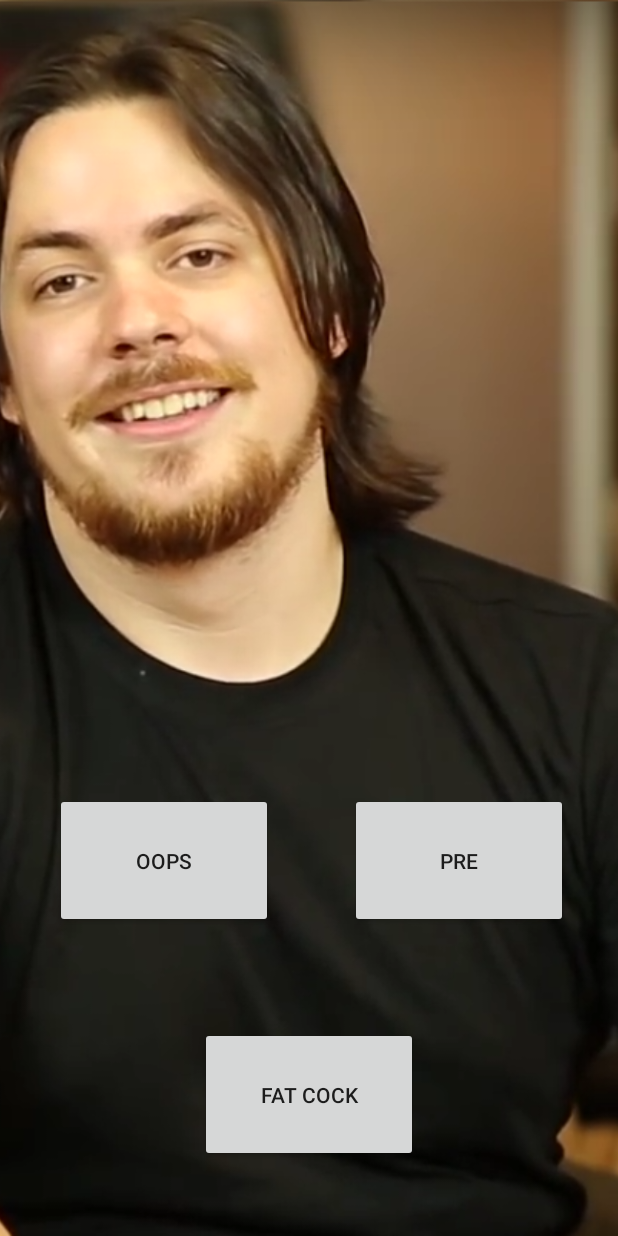
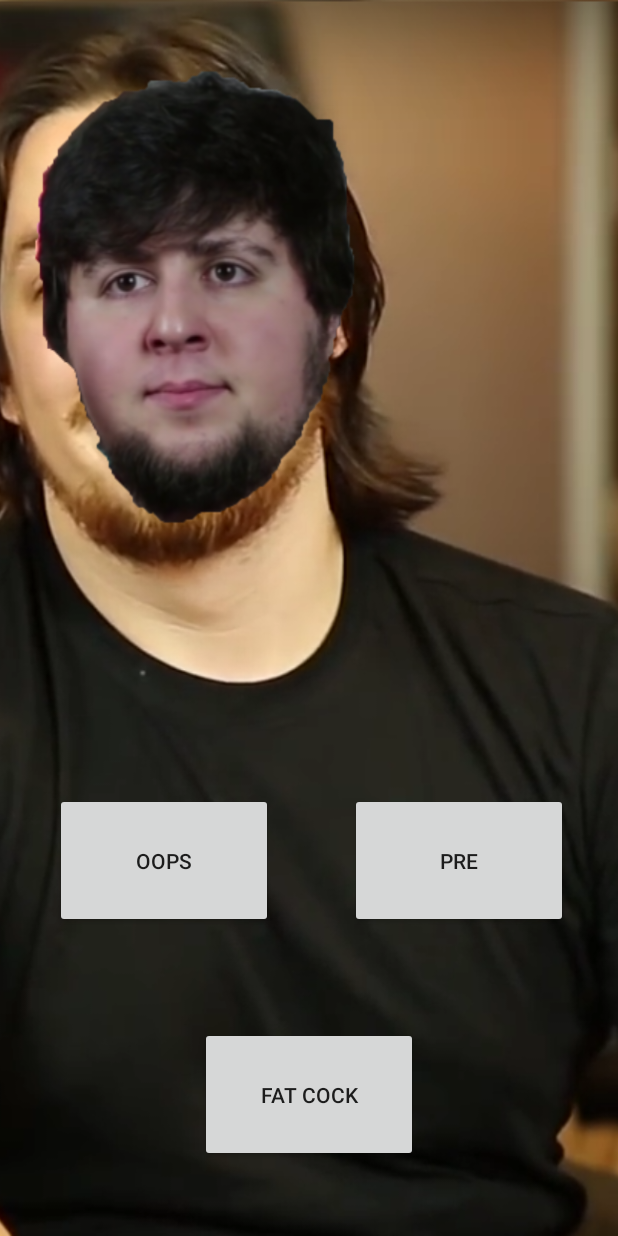
Before and after one commit to runninsavvy/OOPS, an Android app: the layout activity_main.xml on its own in the app's theme, with its tools: preview values and no code run, on a phone screen of 412 x 824 dp. Run offline under Robolectric (Android 15) with nearby library versions, the phone set to English and light mode, and no system bars.

Commit message:
Changed Icon

```diff
--- a/app/src/main/java/arin/oops/MainActivity.java
+++ b/app/src/main/java/arin/oops/MainActivity.java
@@ -30,6 +30,7 @@ public class MainActivity extends AppCompatActivity {
         fatplayer = MediaPlayer.create(MainActivity.this, R.raw.fat);
         jonplayer = MediaPlayer.create(MainActivity.this, R.raw.jon);
         jon = (ImageView) findViewById(R.id.imageView);
+        jon.setVisibility(View.INVISIBLE);
         addListenerOnButton();
         /*Thread jonDetector = new Thread() {
             public void run() {
@@ -87,6 +88,9 @@ public class MainActivity extends AppCompatActivity {
                     jonplayer.seekTo(0);
                 }
                 jonplayer.start();
+                while(jonplayer.isPlaying()) {
+                }
+                jon.setVisibility(View.GONE);
             }
         });
     }
--- a/app/src/main/res/layout/activity_main.xml
+++ b/app/src/main/res/layout/activity_main.xml
@@ -18,7 +18,8 @@
         android:visibility="visible"
         app:srcCompat="@drawable/arin"
         tools:layout_editor_absoluteX="0dp"
-        tools:layout_editor_absoluteY="0dp" />
+        tools:layout_editor_absoluteY="0dp"
+        tools:ignore="MissingConstraints" />
 
     <Button
         android:id="@+id/button7"
@@ -74,7 +75,6 @@
         android:layout_marginBottom="8dp"
         android:layout_marginRight="110dp"
         android:layout_marginTop="8dp"
-        android:visibility="invisible"
         app:layout_constraintBottom_toBottomOf="@+id/imageButton2"
         app:layout_constraintRight_toRightOf="@+id/imageButton2"
         app:layout_constraintTop_toTopOf="@+id/imageButton2"
```
